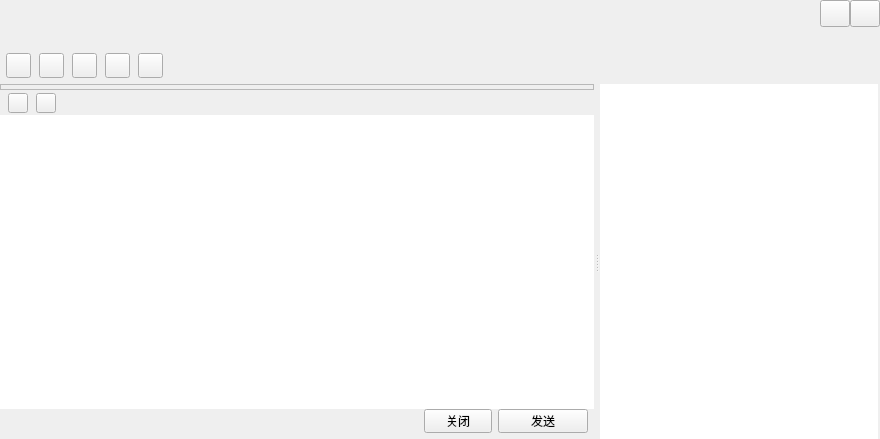
02Y/QtQQ, file QtQQ/TalkWindow.ui: the form before one commit.
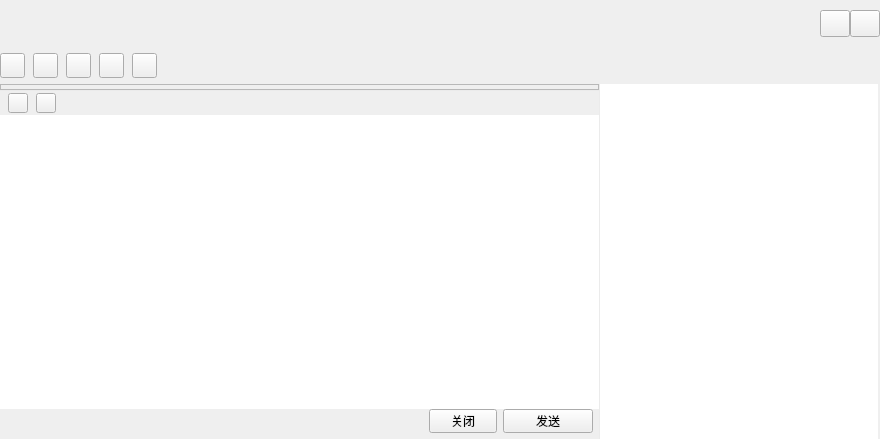
The form after the commit. Custom widgets are drawn as their Qt base class.

The edit to the form file:
```diff
--- a/QtQQ/TalkWindow.ui
+++ b/QtQQ/TalkWindow.ui
@@ -60,7 +60,7 @@
        <number>0</number>
       </property>
       <property name="leftMargin">
-       <number>6</number>
+       <number>0</number>
       </property>
       <property name="topMargin">
        <number>0</number>
@@ -76,6 +76,9 @@
         <property name="spacing">
          <number>0</number>
         </property>
+        <property name="topMargin">
+         <number>0</number>
+        </property>
         <item>
          <widget class="QLabel" name="nameLabel">
           <property name="sizePolicy">
@@ -87,7 +90,7 @@
           <property name="minimumSize">
            <size>
             <width>0</width>
-            <height>27</height>
+            <height>47</height>
            </size>
           </property>
           <property name="maximumSize">
@@ -185,39 +188,6 @@
         </item>
        </layout>
       </item>
-      <item>
-       <widget class="QLabel" name="signLabel">
-        <property name="sizePolicy">
-         <sizepolicy hsizetype="Expanding" vsizetype="Fixed">
-          <horstretch>0</horstretch>
-          <verstretch>0</verstretch>
-         </sizepolicy>
-        </property>
-        <property name="minimumSize">
-         <size>
-          <width>0</width>
-          <height>20</height>
-         </size>
-        </property>
-        <property name="maximumSize">
-         <size>
-          <width>16777215</width>
-          <height>20</height>
-         </size>
-        </property>
-        <property name="font">
-         <font>
-          <family>Aharoni</family>
-          <pointsize>10</pointsize>
-          <weight>75</weight>
-          <bold>true</bold>
-         </font>
-        </property>
-        <property name="text">
-         <string/>
-        </property>
-       </widget>
-      </item>
       <item>
        <widget class="QWidget" name="funWidget" native="true">
         <property name="sizePolicy">
@@ -421,11 +391,20 @@
        <verstretch>0</verstretch>
       </sizepolicy>
      </property>
+     <property name="styleSheet">
+      <string notr="true">QSplitter#splitter::handle { background-color: #EBEBEB }</string>
+     </property>
+     <property name="lineWidth">
+      <number>1</number>
+     </property>
      <property name="orientation">
       <enum>Qt::Horizontal</enum>
      </property>
      <property name="handleWidth">
-      <number>6</number>
+      <number>1</number>
+     </property>
+     <property name="childrenCollapsible">
+      <bool>true</bool>
      </property>
      <widget class="QSplitter" name="bodySplitter">
       <property name="sizePolicy">
@@ -434,6 +413,12 @@
         <verstretch>0</verstretch>
        </sizepolicy>
       </property>
+      <property name="styleSheet">
+       <string notr="true">QSplitter#bodySplitter::handle { background-color: #EBEBEB;  }</string>
+      </property>
+      <property name="lineWidth">
+       <number>1</number>
+      </property>
       <property name="orientation">
        <enum>Qt::Vertical</enum>
       </property>
```
Left out of the diff: 7 changed lines with no effect on the pictures.
